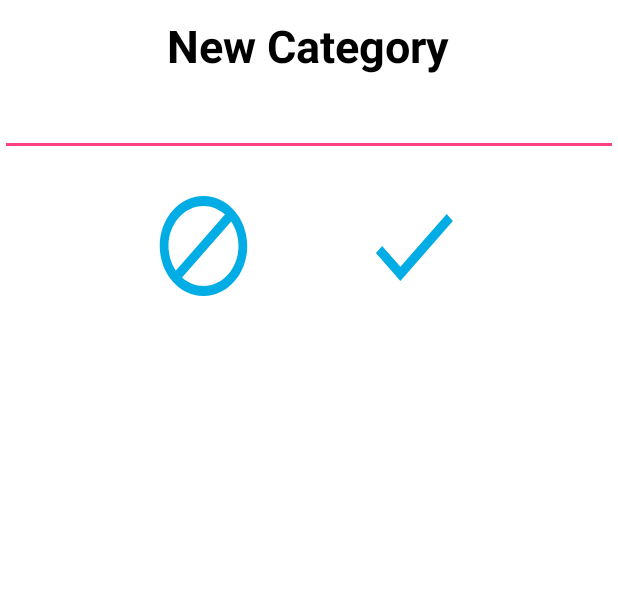
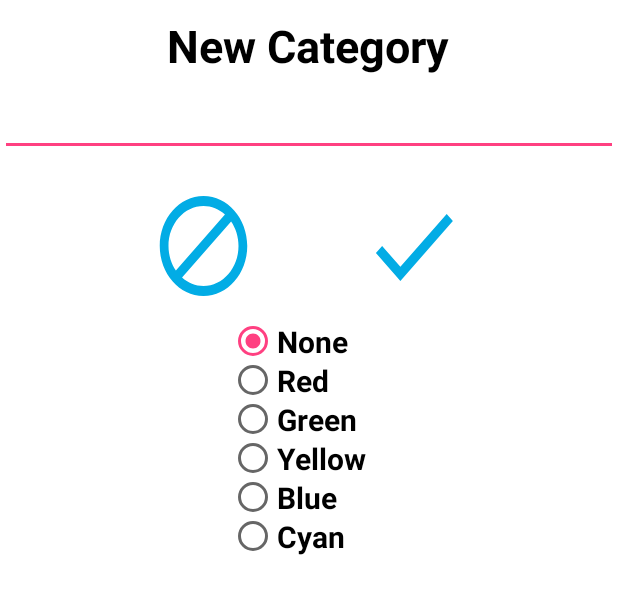
Before and after one commit to jguertl/SWWM, an Android app: the layout activity_category_add_popup.xml on its own in the app's theme, with its tools: preview values and no code run, on a phone screen of 412 x 824 dp. Shown: the top 594 px of the screen. Run offline under Robolectric (Android 15) with nearby library versions, the phone set to English and light mode, and no system bars.

Commit message:
[GO, JG] added color for category (not working yet - db problem)

```diff
--- a/app/src/main/res/layout/activity_category_add_popup.xml
+++ b/app/src/main/res/layout/activity_category_add_popup.xml
@@ -6,7 +6,8 @@
     android:layout_height="match_parent"
     android:background="@android:color/background_light"
     android:orientation="vertical"
-    tools:context="at.sw2017.todo4u.CategoryAddPopup">
+    tools:context="at.sw2017.todo4u.CategoryAddPopup"
+    android:weightSum="1">
 
     <TextView
         android:id="@+id/tv_new_category"
@@ -62,4 +63,72 @@
 
     </LinearLayout>
 
+    <RadioGroup
+        android:layout_width="106dp"
+        android:layout_height="match_parent"
+        android:layout_gravity="center"
+        android:layout_weight="0.87">
+
+        <RadioButton
+            android:id="@+id/rbtnNone"
+            android:layout_width="match_parent"
+            android:layout_height="26sp"
+            android:layout_gravity="center"
+            android:checked="true"
+            android:text="None"
+            android:textColor="@android:color/black"
+            android:textSize="20sp"
+            android:textStyle="bold" />
+
+        <RadioButton
+            android:id="@+id/rbtnRed"
+            android:layout_width="match_parent"
+            android:layout_height="26sp"
+            android:layout_gravity="center"
+            android:text="Red"
+            android:textColor="@android:color/black"
+            android:textSize="20sp"
+            android:textStyle="bold" />
+
+        <RadioButton
+            android:id="@+id/rbtnGreen"
+            android:layout_width="match_parent"
+            android:layout_height="26sp"
+            android:layout_gravity="center"
+            android:text="Green"
+            android:textColor="@android:color/black"
+            android:textSize="20sp"
+            android:textStyle="bold" />
+
+        <RadioButton
+            android:id="@+id/rbtnYellow"
+            android:layout_width="match_parent"
+            android:layout_height="26sp"
+            android:layout_gravity="center"
+            android:text="Yellow"
+            android:textColor="@android:color/black"
+            android:textSize="20sp"
+            android:textStyle="bold" />
+
+        <RadioButton
+            android:id="@+id/rbtnBlue"
+            android:layout_width="match_parent"
+            android:layout_height="26sp"
+            android:layout_gravity="center"
+            android:text="Blue"
+            android:textColor="@android:color/black"
+            android:textSize="20sp"
+            android:textStyle="bold" />
+
+        <RadioButton
+            android:id="@+id/rbtnCyan"
+            android:layout_width="match_parent"
+            android:layout_height="26sp"
+            android:layout_gravity="center"
+            android:text="Cyan"
+            android:textColor="@android:color/black"
+            android:textSize="20sp"
+            android:textStyle="bold" />
+    </RadioGroup>
+
 </LinearLayout>
```
Also changed, not shown: app/src/main/java/at/sw2017/todo4u/CategoryAddPopup.java (+42 -3 lines), app/src/main/java/at/sw2017/todo4u/adapter/CategoryAdapter.java (+17 -13 lines), app/src/main/java/at/sw2017/todo4u/database/TaskCategoriesDataSource.java (+10 -1 lines), app/src/main/java/at/sw2017/todo4u/database/Todo4uContract.java (+7 -0 lines), app/src/main/java/at/sw2017/todo4u/database/Todo4uDbHelper.java (+13 -2 lines), app/src/main/java/at/sw2017/todo4u/model/TaskCategory.java (+11 -0 lines), app/src/main/res/values/strings.xml (+10 -0 lines).
